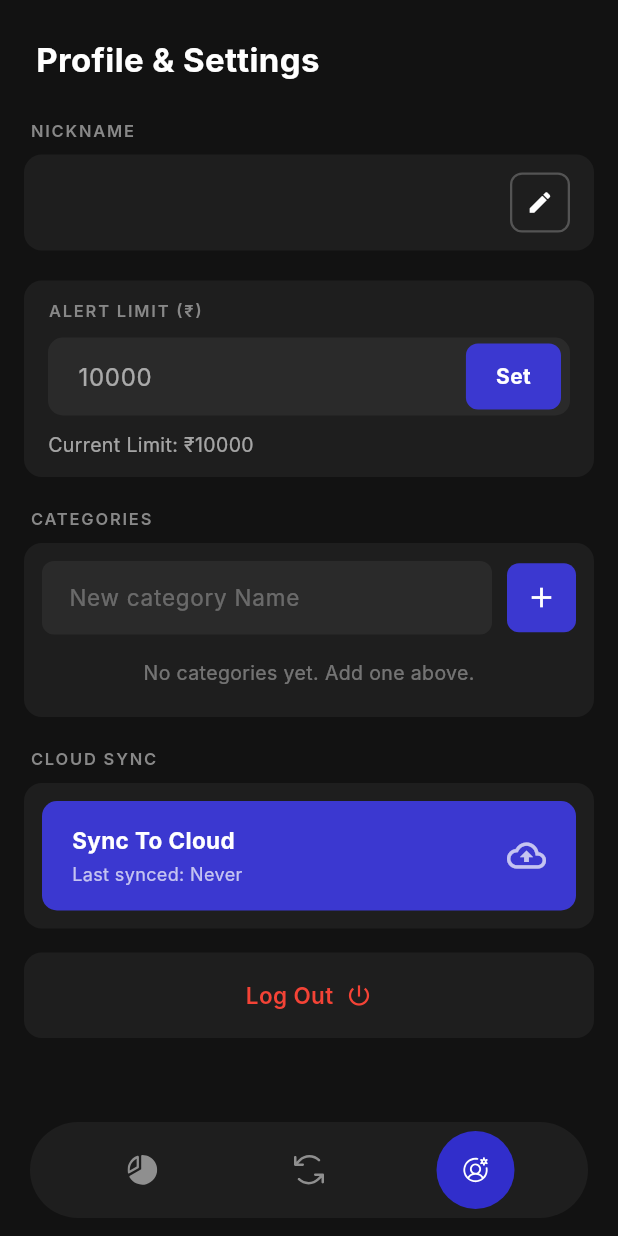
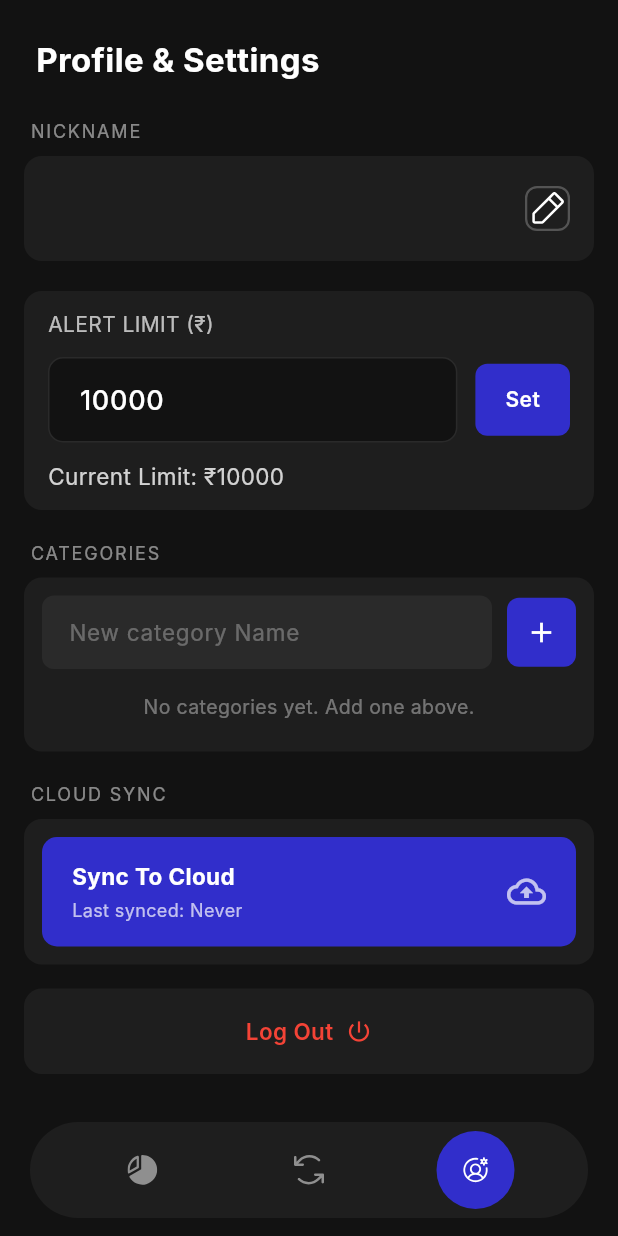
Before and after one commit to Sajinduglas/zybo_expense_manager, a Flutter app: the MainLayoutPage screen opened by its route, item 3 of the bottom bar chosen, on a phone screen of 412 x 824 dp. Run offline on Flutter 3.47's test engine with Material 3 defaults, Android fonts, the phone set to English and light mode, and no system bars; our stand-ins replace dio, equatable, flutter_bloc, flutter_local_notifications, flutter_svg, get_it and 6 more; accounts and stored records are empty; Roboto replaces fonts that are missing (Inter).

Commit message:
profile screen work started

```diff
--- a/lib/config/theme/app_colors.dart
+++ b/lib/config/theme/app_colors.dart
@@ -32,4 +32,6 @@ class AppColors {
   static const Color creditGreen = Color(0xFF34FF4F);
   static const Color debitRed = Color(0xFFFF3437);
   static const Color deleteRed = Color(0xFFE50000);
+  static const Color profileNicknameText = Color(0xFFBFBFBF);
+  static const Color profileBorder = Color(0x1AFFFFFF);
 }
--- a/lib/config/theme/app_text_styles.dart
+++ b/lib/config/theme/app_text_styles.dart
@@ -163,4 +163,40 @@ class AppTextStyles {
     fontWeight: FontWeight.w500,
     fontSize: 22.0,
   );
+
+  // Profile Screen Styles
+  static const TextStyle profileNickname = TextStyle(
+    fontFamily: fontFamily,
+    fontWeight: FontWeight.w600,
+    fontSize: 20.0,
+    color: AppColors.profileNicknameText,
+  );
+
+  static const TextStyle profileSectionLabel = TextStyle(
+    fontFamily: fontFamily,
+    fontWeight: FontWeight.w400,
+    fontSize: 14.0,
+    color: AppColors.white,
+  );
+
+  static const TextStyle profileLimitHint = TextStyle(
+    fontFamily: fontFamily,
+    fontWeight: FontWeight.w500,
+    fontSize: 18.0,
+    color: AppColors.white,
+  );
+
+  static const TextStyle profileLimitCurrent = TextStyle(
+    fontFamily: fontFamily,
+    fontWeight: FontWeight.w400,
+    fontSize: 15.0,
+    color: AppColors.white,
+  );
+
+  static const TextStyle profileLimitAmount = TextStyle(
+    fontFamily: fontFamily,
+    fontWeight: FontWeight.w600,
+    fontSize: 16.0,
+    color: AppColors.white,
+  );
 }
--- a/lib/features/categories/presentation/pages/profile_settings_page.dart
+++ b/lib/features/categories/presentation/pages/profile_settings_page.dart
@@ -15,12 +15,13 @@ import '../../../transactions/presentation/bloc/transaction_bloc.dart';
 import '../../../transactions/presentation/bloc/transaction_event.dart';
 import 'package:go_router/go_router.dart';
 import '../../../shared/presentation/widgets/app_shimmers.dart';
+import '../../../../config/theme/app_colors.dart';
+import '../../../../config/theme/app_text_styles.dart';
+import 'package:flutter_svg/flutter_svg.dart';
 
 // ── Design constants ───────────────────────────────────────────────────────────
-const Color _card = Color(0xFF1E1E1E);
-const Color _inputBg = Color(0xFF2A2A2A);
-const Color _blue = Color(0xFF3B38D0);
-const Color _sectionLabel = Color(0xFF888888);
+const Color _card = AppColors.darkSurface;
+const Color _blue = AppColors.blue;
 
 class ProfileSettingsPage extends StatefulWidget {
   const ProfileSettingsPage({super.key});
@@ -174,7 +175,7 @@ class _ProfileSettingsPageState extends State<ProfileSettingsPage> {
                     fontSize: 22,
                     fontWeight: FontWeight.bold),
               ),
-            ),
+            ),//size 20 weight 600  white
             const SizedBox(height: 24),
 
             // ── NICKNAME ─────────────────────────────────────────────────────
@@ -194,11 +195,8 @@ class _ProfileSettingsPageState extends State<ProfileSettingsPage> {
                       enabled: _editingNickname,
                       autocorrect: false,
                       enableSuggestions: false,
-                      cursorColor: Colors.white,
-                      style: const TextStyle(
-                          color: Colors.white,
-                          fontSize: 16,
-                          fontWeight: FontWeight.w500),
+                      cursorColor: AppColors.white,
+                      style: AppTextStyles.profileNickname,
                       decoration: const InputDecoration(
                         filled: true,
                         fillColor: Colors.transparent,
@@ -219,17 +217,15 @@ class _ProfileSettingsPageState extends State<ProfileSettingsPage> {
                       }
                     },
                     child: Container(
-                      width: 40,
-                      height: 40,
+                      width: 30,
+                      height: 30,
                       decoration: BoxDecoration(
                         border: Border.all(color: Colors.white24, width: 1.5),
                         borderRadius: BorderRadius.circular(8),
                       ),
-                      child: Icon(
-                        _editingNickname ? Icons.check : Icons.edit,
-                        color: Colors.white,
-                        size: 18,
-                      ),
+                      child: _editingNickname
+                          ? const Icon(Icons.check, color: AppColors.white, size: 20)
+                          : _svgIcon('PencilSimple', color: AppColors.white, size: 5),
                     ),
                   ),
                 ],
@@ -252,34 +248,32 @@ class _ProfileSettingsPageState extends State<ProfileSettingsPage> {
               child: Column(
                 crossAxisAlignment: CrossAxisAlignment.start,
                 children: [
-                  const Text(
+                  Text(
                     'ALERT LIMIT (₹)',
-                    style: TextStyle(
-                        color: _sectionLabel,
-                        fontSize: 11,
-                        letterSpacing: 1.2,
-                        fontWeight: FontWeight.w600),
+                    style: AppTextStyles.profileSectionLabel.copyWith(
+                      color: AppColors.white.withValues(alpha: 0.7),
                     ),
-                  const SizedBox(height: 10),
-                  Container(
-                    decoration: BoxDecoration(
-                      color: _inputBg,
-                      borderRadius: BorderRadius.circular(10),
                   ),
-                    child: Row(
+                  const SizedBox(height: 12),
+                  Row(
                     children: [
                       Expanded(
+                        child: Container(
+                          decoration: BoxDecoration(
+                            color: AppColors.scafoldBackground,
+                            borderRadius: BorderRadius.circular(10),
+                            border: Border.all(color: AppColors.profileBorder),
+                          ),
                           child: TextField(
                             controller: _limitController,
                             autocorrect: false,
                             enableSuggestions: false,
-                            cursorColor: Colors.white,
+                            cursorColor: AppColors.white,
                             keyboardType: const TextInputType.numberWithOptions(
                                 decimal: true),
-                            style: const TextStyle(
-                                color: Colors.white60, fontSize: 16),
-                            decoration: const InputDecoration(
-                              contentPadding: EdgeInsets.symmetric(
+                            style: AppTextStyles.profileLimitHint,
+                            decoration: InputDecoration(
+                              contentPadding: const EdgeInsets.symmetric(
                                   horizontal: 16, vertical: 14),
                               filled: true,
                               fillColor: Colors.transparent,
@@ -287,47 +281,51 @@ class _ProfileSettingsPageState extends State<ProfileSettingsPage> {
                               enabledBorder: InputBorder.none,
                               focusedBorder: InputBorder.none,
                               hintText: 'Amount (₹)',
-                              hintStyle: TextStyle(color: Colors.white38),
+                              hintStyle: AppTextStyles.profileLimitHint.copyWith(
+                                color: AppColors.white.withValues(alpha: 0.3),
                               ),
                             ),
                           ),
+                        ),
+                      ),
+                      const SizedBox(width: 12),
                       GestureDetector(
                         onTap: _saveLimit,
                         child: Container(
-                            margin: const EdgeInsets.only(right: 6),
                           padding: const EdgeInsets.symmetric(
-                                horizontal: 20, vertical: 12),
+                              horizontal: 20, vertical: 14),
                           decoration: BoxDecoration(
                             color: _blue,
                             borderRadius: BorderRadius.circular(8),
                           ),
-                            child: const Text(
+                          child: Text(
                             'Set',
-                              style: TextStyle(
-                                  color: Colors.white,
-                                  fontWeight: FontWeight.bold,
-                                  fontSize: 14),
+                            style: AppTextStyles.profileLimitAmount.copyWith(
+                              fontSize: 14,
+                            ),
                           ),
                         ),
                       ),
                     ],
                   ),
-                  ),
                   if (_limitError != null)
                     Padding(
-                      padding: const EdgeInsets.only(left: 4, top: 4),
-                      child: Text(_limitError!, style: const TextStyle(color: Colors.redAccent, fontSize: 12)),
+                      padding: const EdgeInsets.all(4),
+                      child: Text(_limitError!,
+                          style: const TextStyle(color: Colors.redAccent, fontSize: 12)),
                     ),
-                  const SizedBox(height: 10),
+                  const SizedBox(height: 12),
                   Text(
                     'Current Limit: ₹$_currentLimit',
-                    style: const TextStyle(color: Colors.white60, fontSize: 13),
+                    style: AppTextStyles.profileLimitCurrent.copyWith(
+                      color: AppColors.white.withValues(alpha: 0.8),
+                    ),
                   ),
                 ],
               ),
             ),
             const SizedBox(height: 20),
-
+/// do till above the categories
             // ── CATEGORIES ───────────────────────────────────────────────────
             _sectionHeader('CATEGORIES'),
             const SizedBox(height: 8),
@@ -347,7 +345,7 @@ class _ProfileSettingsPageState extends State<ProfileSettingsPage> {
                         Expanded(
                           child: Container(
                             decoration: BoxDecoration(
-                              color: _inputBg,
+                              color: AppColors.authFieldBackground,
                               borderRadius: BorderRadius.circular(8),
                             ),
                             child: TextField(
@@ -626,12 +624,25 @@ class _ProfileSettingsPageState extends State<ProfileSettingsPage> {
       padding: const EdgeInsets.symmetric(horizontal: 4),
       child: Text(
         label,
-        style: const TextStyle(
-            color: _sectionLabel,
-            fontSize: 11,
+        style: AppTextStyles.profileSectionLabel.copyWith(
+          color: AppColors.white.withValues(alpha: 0.5),
+          fontSize: 12,
           letterSpacing: 1.2,
-            fontWeight: FontWeight.w600),
+        ),
       ),
     );
   }
+
+  Widget _svgIcon(
+    String assetName, {
+    Color color = AppColors.white,
+    double size = 10,
+  }) {
+    return SvgPicture.asset(
+      'assets/icons/$assetName.svg',
+      width: size,
+      height: size,
+      colorFilter: ColorFilter.mode(color, BlendMode.srcIn),
+    );
   }
+}
--- a/lib/features/transactions/presentation/pages/add_transaction_sheet.dart
+++ b/lib/features/transactions/presentation/pages/add_transaction_sheet.dart
@@ -191,7 +191,7 @@ class _AddTransactionSheetState extends State<AddTransactionSheet> {
                 },
                 decoration: const InputDecoration(
                   contentPadding: EdgeInsets.symmetric(horizontal: 16, vertical: 14),
-                  hintText: 'Title / Note',
+                  hintText: 'Title ',
                   hintStyle: TextStyle(color: Colors.white38),
                   filled: true,
                   fillColor: Colors.transparent,
--- a/lib/features/transactions/presentation/pages/transactions_page.dart
+++ b/lib/features/transactions/presentation/pages/transactions_page.dart
@@ -4,6 +4,8 @@ import '../bloc/transaction_bloc.dart';
 import '../bloc/transaction_state.dart';
 import '../bloc/transaction_event.dart';
 import '../../../shared/presentation/widgets/app_shimmers.dart';
+import '../../../../config/theme/app_colors.dart';
+import '../../../../config/theme/app_text_styles.dart';
 
 class TransactionsPage extends StatelessWidget {
   const TransactionsPage({super.key});
@@ -34,10 +36,7 @@ class TransactionsPage extends StatelessWidget {
             padding: EdgeInsets.fromLTRB(20, 24, 20, 16),
             child: Text(
               'Transactions',
-              style: TextStyle(
-                  color: Colors.white,
-                  fontSize: 22,
-                  fontWeight: FontWeight.bold),
+              style: AppTextStyles.homeWelcome,
             ),
           ),
           Expanded(
@@ -110,17 +109,13 @@ class TransactionsPage extends StatelessWidget {
                                 children: [
                                   Text(
                                     tx.note,
-                                    style: const TextStyle(
-                                        color: Colors.white,
-                                        fontSize: 14,
-                                        fontWeight: FontWeight.w600),
+                                    style: AppTextStyles.txName,
                                     overflow: TextOverflow.ellipsis,
                                   ),
                                   const SizedBox(height: 2),
                                   Text(
                                     tx.categoryName ?? 'Uncategorized',
-                                    style: const TextStyle(
-                                        color: Colors.white54, fontSize: 12),
+                                    style: AppTextStyles.txCategory,
                                   ),
                                 ],
                               ),
@@ -133,18 +128,15 @@ class TransactionsPage extends StatelessWidget {
                               children: [
                                 Text(
                                   _formatDate(tx.timestamp),
-                                  style: const TextStyle(
-                                      color: Colors.white38, fontSize: 11),
+                                  style: AppTextStyles.txDate,
                                 ),
                                 const SizedBox(height: 4),
                                 Text(
                                   '${isCredit ? '+' : '-'}₹${tx.amount.toStringAsFixed(0)}',
-                                  style: TextStyle(
+                                  style: AppTextStyles.txAmount.copyWith(
                                     color: isCredit
-                                        ? const Color(0xFF4CAF50)
-                                        : Colors.red,
-                                    fontWeight: FontWeight.bold,
-                                    fontSize: 14,
+                                        ? AppColors.creditGreen
+                                        : AppColors.debitRed,
                                   ),
                                 ),
                               ],
@@ -156,7 +148,7 @@ class TransactionsPage extends StatelessWidget {
                                   .read<TransactionBloc>()
                                   .add(DeleteTransactionEvent(tx.id)),
                               child: const Icon(Icons.delete,
-                                  color: Colors.red, size: 20),
+                                  color: AppColors.deleteRed, size: 22),
                             ),
                           ],
                         ),
```
Also changed, not shown: assets/icons/PencilSimple.svg (added), assets/icons/TrashSimple.svg (added). Lines whose indentation alone changed are shown as unchanged.
